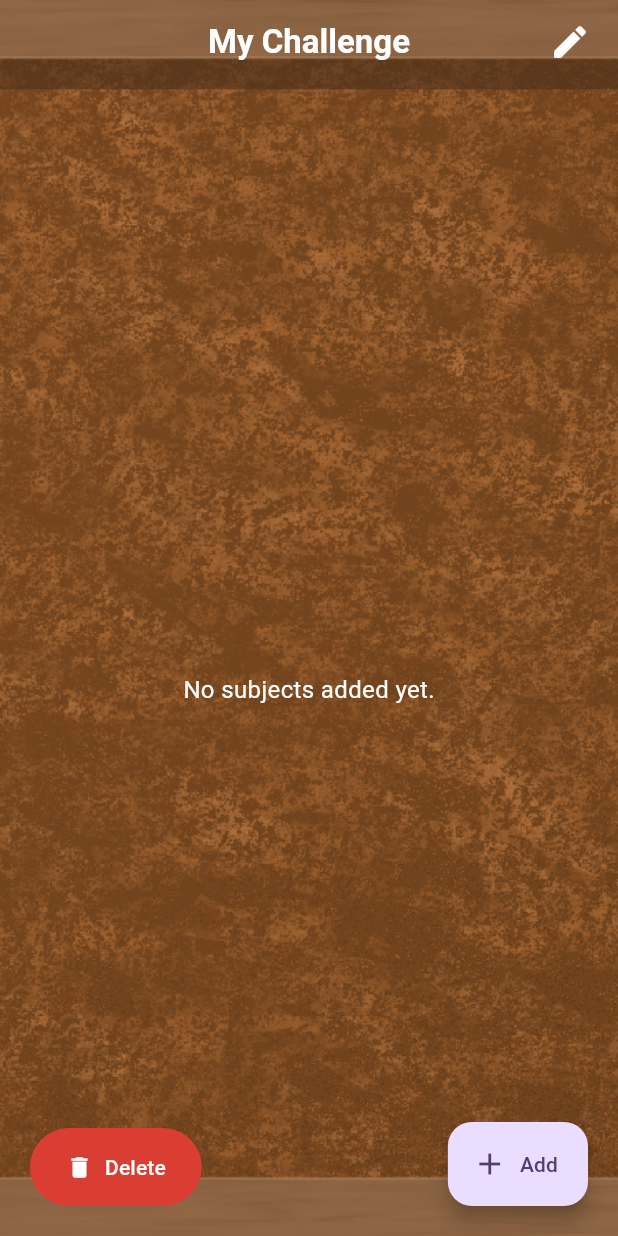
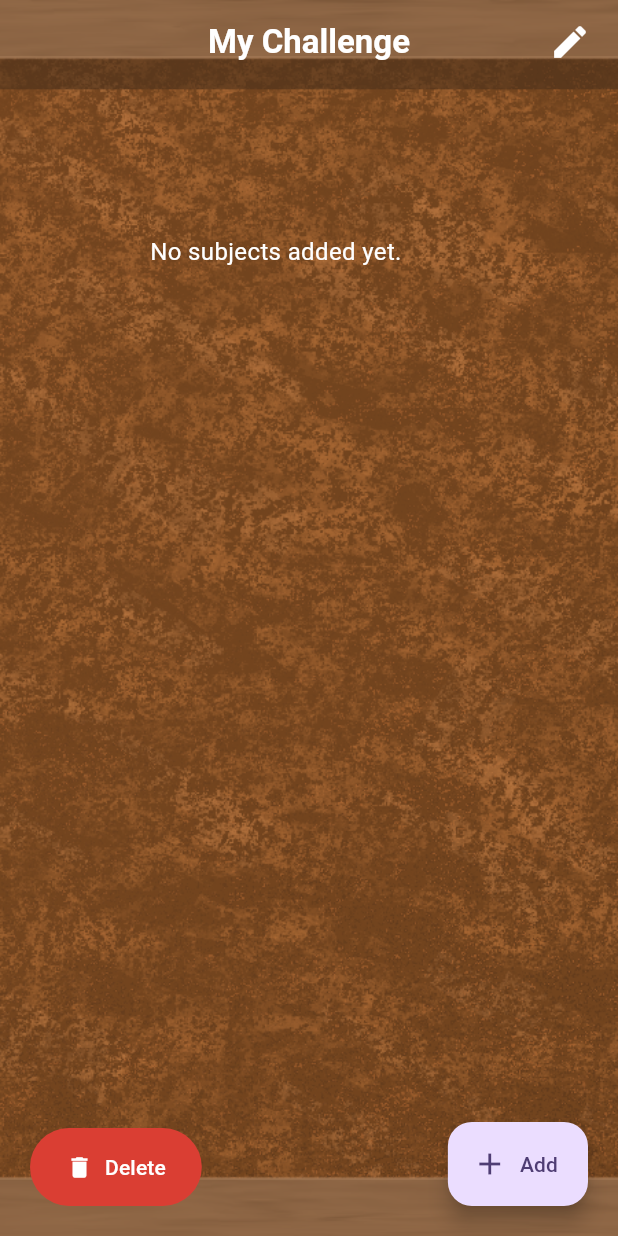
Before and after one commit to jagoda-ks/MyPinboard, a Flutter app: the screen it shows after launch, after a tap on "Let's begin", on a phone screen of 412 x 824 dp. Run offline on Flutter 3.47's test engine with Material 3 defaults, Android fonts, the phone set to English and light mode, and no system bars.

```diff
--- a/preparation_game/lib/screens/starting_page.dart
+++ b/preparation_game/lib/screens/starting_page.dart
@@ -37,7 +37,7 @@ class _StartingPageState extends State<StartingPage> {
   }
 
   void _submitSubject(String value) {
-    FocusScope.of(context).unfocus(); // Close keyboard safely
+    FocusScope.of(context).unfocus();
 
     Future.delayed(const Duration(milliseconds: 100), () {
       final cleanText = value.trim();
@@ -66,32 +66,35 @@ class _StartingPageState extends State<StartingPage> {
         backgroundColor: Colors.transparent,
         appBar: AppBar(
           centerTitle: true,
-          title: Text(widget.challengeTitle, style: const TextStyle(color: Colors.white, fontWeight: FontWeight.bold)),
+          title: Text(widget.challengeTitle,
+              style: const TextStyle(
+                  color: Colors.white, fontWeight: FontWeight.bold)),
           backgroundColor: Colors.transparent,
           elevation: 0,
           automaticallyImplyLeading: false,
           actions: [
-            IconButton(onPressed: () => Navigator.pop(context), icon: const Icon(Icons.edit, color: Colors.white, size: 28)),
+            IconButton(
+                onPressed: () => Navigator.pop(context),
+                icon: const Icon(Icons.edit, color: Colors.white, size: 28)),
             const SizedBox(width: 8),
           ],
         ),
         body: Stack(
           children: [
-            // Stable vertical scrolling area
-            LayoutBuilder(
-              builder: (context, constraints) {
-                return SingleChildScrollView(
-                  physics: const BouncingScrollPhysics(),
-                  padding: const EdgeInsets.only(top: 20, bottom: 120),
-                  child: ConstrainedBox(
-                    constraints: BoxConstraints(minHeight: constraints.maxHeight),
-                    child: Center(
+            // InteractiveViewer handles the pan/zoom area
+            InteractiveViewer(
+              constrained: false,
+              boundaryMargin: const EdgeInsets.all(500),
+              minScale: 0.5,
+              maxScale: 2.0,
+              child: Padding(
+                padding: const EdgeInsets.all(100.0), // Padding inside the canvas
                 child: Column(
                   mainAxisAlignment: MainAxisAlignment.center,
                   children: [
                     if (_subjectsByLevel.isEmpty && !_isEnteringSubject)
-                            const Text('No subjects added yet.', style: TextStyle(color: Colors.white, fontSize: 16)),
-
+                      const Text('No subjects added yet.',
+                          style: TextStyle(color: Colors.white, fontSize: 16)),
                     ..._subjectsByLevel.asMap().entries.map((entry) {
                       int index = entry.key;
                       List<String> levelSubjects = entry.value;
@@ -100,10 +103,15 @@ class _StartingPageState extends State<StartingPage> {
                         padding: const EdgeInsets.symmetric(vertical: 12.0),
                         child: Row(
                           children: [
-                                  SizedBox(width: 40, child: Text('${index + 1}', style: const TextStyle(color: Color.fromARGB(255, 168, 135, 105), fontSize: 20, fontWeight: FontWeight.bold), textAlign: TextAlign.center)),
-                                  Expanded(
-                                    child: Center(
-                                      child: ConstrainedBox(
+                            SizedBox(
+                                width: 40,
+                                child: Text('${index + 1}',
+                                    style: const TextStyle(
+                                        color: Color.fromARGB(255, 168, 135, 105),
+                                        fontSize: 20,
+                                        fontWeight: FontWeight.bold),
+                                    textAlign: TextAlign.center)),
+                            ConstrainedBox(
                               constraints: BoxConstraints(maxWidth: screenWidth * 0.8),
                               child: Wrap(
                                 alignment: WrapAlignment.center,
@@ -118,22 +126,20 @@ class _StartingPageState extends State<StartingPage> {
                                     width: dynamicNoteWidth,
                                     onTap: _isDeleting
                                         ? () => setState(() {
-                                                      if (isMarked) _markedForDeletion.remove(text);
-                                                      else _markedForDeletion.add(text);
+                                              if (isMarked)
+                                                _markedForDeletion.remove(text);
+                                              else
+                                                _markedForDeletion.add(text);
                                             })
                                         : () {},
                                   );
                                 }).toList(),
                               ),
                             ),
-                                    ),
-                                  ),
-                                  const SizedBox(width: 40),
                           ],
                         ),
                       );
                     }),
-
                     if (_isEnteringSubject)
                       Padding(
                         padding: const EdgeInsets.symmetric(vertical: 16.0),
@@ -148,11 +154,8 @@ class _StartingPageState extends State<StartingPage> {
                 ),
               ),
             ),
-                );
-              },
-            ),
 
-            // Fixed bottom buttons
+            // Fixed bottom buttons (outside the InteractiveViewer)
             Positioned(
               bottom: 20,
               left: 20,
```
Lines whose indentation alone changed are shown as unchanged.
